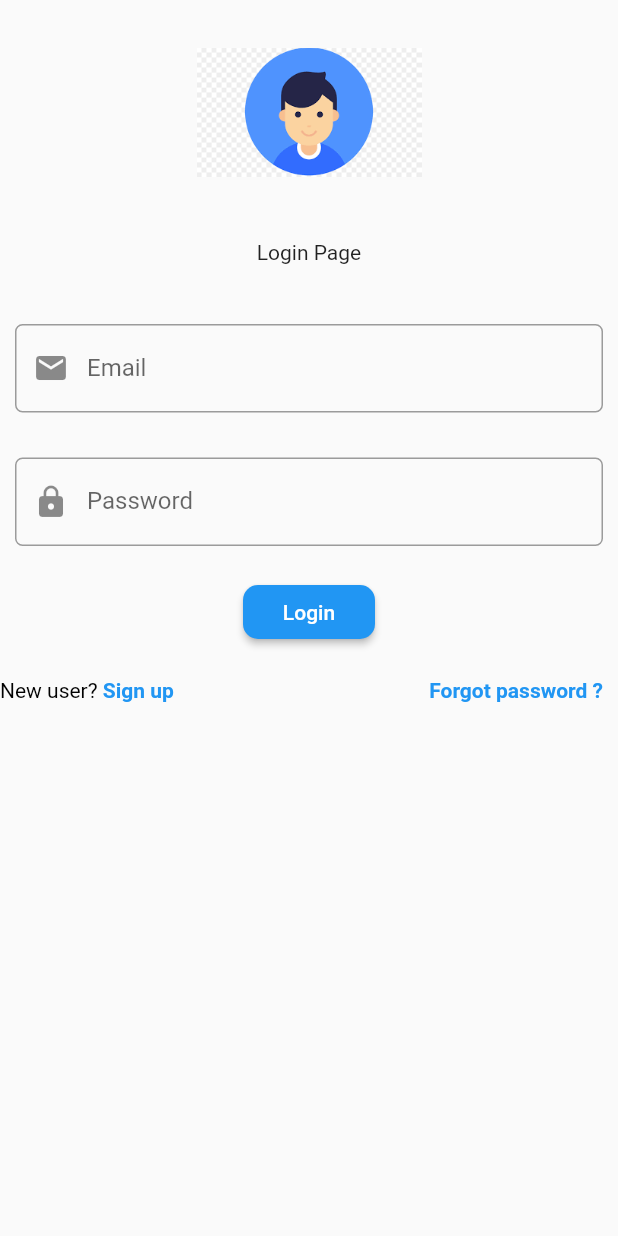
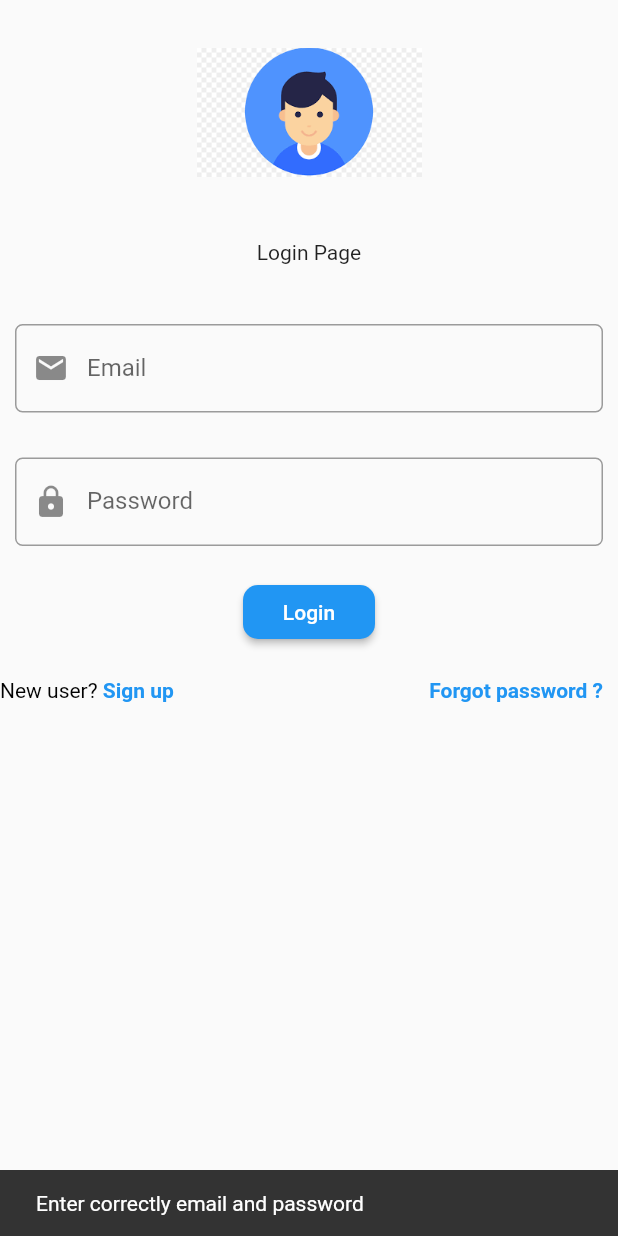
Before and after one commit to haipv2/flt_login, a Flutter app: the screen it shows after launch, after a tap on "Login", on a phone screen of 412 x 824 dp. Run offline on Flutter 3.47's test engine with Material 2 defaults, Android fonts, the phone set to English and light mode, and no system bars; our stand-ins replace cloud_firestore, rxdart, shared_preferences; accounts and stored records are empty.

Commit message:
update code 20190505

```diff
--- a/lib/main.dart
+++ b/lib/main.dart
@@ -1,26 +1,37 @@
+import 'dart:convert';
+
 import 'package:flt_login/src/blocs/login_bloc_provider.dart';
+import 'package:flt_login/src/models/user.dart';
 import 'package:flt_login/src/ui/login_page.dart';
-import 'package:flt_login/src/ui/signup_page.dart';
-import 'package:flt_login/src/ui/splash/splash_page.dart';
+import 'package:flt_login/src/ui/my_page.dart';
 import 'package:flutter/material.dart';
-import './src/common/common.dart';
-void main() => runApp(MyApp());
+import 'package:shared_preferences/shared_preferences.dart';
+
+void main() {
+  SharedPreferences.getInstance().then((prefs) {
+    runApp(MyApp(prefs));
+  });
+}
 
 class MyApp extends StatelessWidget {
+  final SharedPreferences preferences;
+
+  MyApp(this.preferences);
+
   @override
   Widget build(BuildContext context) {
+    String userJson = preferences.getString('user');
+    User user;
+    if (userJson != null && userJson.isNotEmpty){
+      Map userMap = jsonDecode(userJson);
+      user = User.fromJson(userMap);
+    }
+
     return LoginBlocProvider(
       child: MaterialApp(
         title: 'Demo app',
         home: Scaffold(
-          body: Loginpage(),
-        ),
-//      routes: <String, WidgetBuilder>{
-//        '/splash' : (context) => SplashPage()
-//      },
-//      routes: <String, WidgetBuilder>{
-//        SIGN_UP: (BuildContext context) => SignUp(),
-//      },
+            body: user == null ? Loginpage(preferences) : MyPage(user, prefs: preferences,)),
       ),
     );
   }
--- a/lib/src/blocs/login_bloc.dart
+++ b/lib/src/blocs/login_bloc.dart
@@ -1,36 +1,80 @@
+import 'dart:async';
+
 import 'package:flt_login/src/models/user.dart';
 import 'package:flt_login/src/resources/repository.dart';
-import 'package:flutter/material.dart';
+import 'package:flt_login/src/utils/validator_utils.dart';
 import 'package:rxdart/rxdart.dart';
+import 'package:shared_preferences/shared_preferences.dart';
 
 class LoginBloc {
   final _repository = Repository();
+  Future<SharedPreferences> prefs = SharedPreferences.getInstance();
   final _userEmailController = BehaviorSubject<String>();
   final _userPasswordController = BehaviorSubject<String>();
-  final _loginStreamController = PublishSubject<void>();
+  final _loginStreamController = PublishSubject<bool>();
+  final _imageStreamLoginController = BehaviorSubject<String>();
+
+  final _changeImage =
+      StreamTransformer<String, String>.fromHandlers(handleData: (email, sink) {
+    if (email.length == 3) {
+      print('enter 3 characters');
+      sink.add('new image');
+    }
+  });
+
+  StreamTransformer<String, String> _validateEmail =
+      StreamTransformer<String, String>.fromHandlers(handleData: (email, sink) {
+    if (!ValidatorUtils.validEmail(email)) {
+      sink.addError('Email is invalid.');
+    } else {
+      sink.add(email);
+    }
+  });
+
+  StreamTransformer<String, String> _validPassword =
+      StreamTransformer<String, String>.fromHandlers(
+          handleData: (password, sink) {
+    if (password.isEmpty) {
+      sink.addError('Input password');
+    } else {
+      sink.add(password);
+    }
+  });
+
+  void dispose() async {
+    await _userEmailController.drain();
+    _userEmailController?.close();
+    await _userPasswordController.drain();
+    _userPasswordController?.close();
+    await _loginStreamController.drain();
+    _loginStreamController?.close();
+    await _imageStreamLoginController.drain();
+    _imageStreamLoginController?.close();
+  }
 
   //Stream
-  Observable<String> get emailStream => _userEmailController.stream;
+  Observable<String> get imageStream => _imageStreamLoginController.stream;
 
-  Observable<String> get passwordStream => _userPasswordController.stream;
+  Observable<String> get emailStream =>
+      _userEmailController.stream.transform(_validateEmail);
 
-  Observable<void> get loginStream => _loginStreamController.stream;
+  Observable<String> get passwordStream =>
+      _userPasswordController.stream.transform(_validPassword);
 
-  Function(void) get doLoginStream => _loginStreamController.sink.add;
+  Observable<bool> get loginStream => _loginStreamController.stream;
+
+//  Observable<bool> get loginStream => Observable.combineLatest2(emailStream, passwordStream, (e,p) => true);
+
+  Function(bool) get doLoginStream => _loginStreamController.sink.add;
 
   //add input
   Function(String) get emailStreamChange => _userEmailController.sink.add;
+
   Function(String) get passwordStreamChange => _userPasswordController.sink.add;
 
   Future<User> authenticateUser() {
-    return _repository.authenticateUser(
-        _userEmailController.value, _userPasswordController.value);
-  }
-
-  void dispose() async {
-    await _userEmailController.drain();
-    _userEmailController.close();
-    await _userPasswordController.drain();
-    _userPasswordController.close();
+    var email = _userEmailController.value;
+    var password = _userPasswordController.value;
+    return _repository.authenticateUser(email, password);
   }
 }
--- a/lib/src/models/user.dart
+++ b/lib/src/models/user.dart
@@ -1,4 +1,4 @@
-class User{
+class User {
   String _firstname;
   String _lastname;
   String _email;
@@ -7,6 +7,23 @@ class User{
   int _gender;
 
   int get gender => _gender;
+
+  User();
+
+  User.fromJson(Map<String, dynamic> json) {
+    firstname = json['first_name'];
+    email = json['email'];
+    lastname = json['last_name'];
+    gender = json['gender'];
+//    email=json['email'];
+  }
+
+  Map<String, dynamic> toJson() => {
+        'email': email,
+        'first_name': firstname,
+        'last_name': lastname,
+        'gender': gender,
+      };
 
   set gender(int value) {
     _gender = value;
@@ -41,6 +58,4 @@ class User{
   set lastname(String value) {
     _lastname = value;
   }
-
-
 }
--- a/lib/src/ui/login_page.dart
+++ b/lib/src/ui/login_page.dart
@@ -1,12 +1,18 @@
+import 'dart:convert';
+
 import 'package:flt_login/src/blocs/login_bloc.dart';
 import 'package:flt_login/src/blocs/login_bloc_provider.dart';
 import 'package:flt_login/src/ui/signup_page.dart';
 import 'package:flutter/gestures.dart';
 import 'package:flutter/material.dart';
-import '../common/common.dart';
+import 'package:shared_preferences/shared_preferences.dart';
+
 import 'my_page.dart';
 
 class Loginpage extends StatefulWidget {
+  SharedPreferences prefs;
+  Loginpage(this.prefs);
+
   @override
   _LoginpageState createState() => _LoginpageState();
 }
@@ -55,6 +61,7 @@ class _LoginpageState extends State<Loginpage> {
             decoration: InputDecoration(
                 labelText: 'Email',
                 prefixIcon: Icon(Icons.email),
+                errorText: snapshot.error,
                 border: OutlineInputBorder(
                     borderRadius: BorderRadius.all(Radius.circular(5)),
                     borderSide: BorderSide(color: Colors.grey, width: 1))),
@@ -76,6 +83,7 @@ class _LoginpageState extends State<Loginpage> {
             decoration: InputDecoration(
                 labelText: 'Password',
                 prefixIcon: Icon(Icons.lock),
+                errorText: snapshot.error,
                 border: OutlineInputBorder(
                     borderRadius: BorderRadius.all(Radius.circular(5)),
                     borderSide: BorderSide(color: Colors.grey, width: 1))),
@@ -84,27 +92,17 @@ class _LoginpageState extends State<Loginpage> {
       },
     );
 
-    Widget loginButton() => StreamBuilder(
+    Widget loginButton(context) => StreamBuilder(
           stream: _bloc.loginStream,
-          builder: (context, snapshot) {
-            return RaisedButton(
-              child: Text('Login'),
-              textColor: Colors.white,
-              color: Colors.blue,
-              shape: RoundedRectangleBorder(
-                  borderRadius: BorderRadius.circular(10)),
-              onPressed: () {
+          builder: (BuildContext context, AsyncSnapshot<bool> snapshot) {
             if (!snapshot.hasData || snapshot.hasError) {
-                  _authenticate();
-                } else {
+              return _processLogin(context);
+            } else if (snapshot.data) {
               return CircularProgressIndicator();
             }
           },
         );
-          },
-        );
-
-    var registerUser = Container(
+    Widget registerUser(SharedPreferences prefs) => Container(
           child: Row(
             mainAxisAlignment: MainAxisAlignment.spaceBetween,
             children: <Widget>[
@@ -115,7 +113,10 @@ class _LoginpageState extends State<Loginpage> {
                     recognizer: TapGestureRecognizer()..onTap = () {},
                     children: [
                       TextSpan(
-                    recognizer: TapGestureRecognizer()..onTap = signUpUser,
+                        recognizer: TapGestureRecognizer()
+                          ..onTap = () {
+                            signUpUser(prefs);
+                          },
                         text: 'Sign up',
                         style: TextStyle(
                             color: Colors.blue, fontWeight: FontWeight.bold),
@@ -128,16 +129,16 @@ class _LoginpageState extends State<Loginpage> {
                   onTap: _forgotPassword,
                   child: Text(
                     'Forgot password ?',
-                style:
-                    TextStyle(color: Colors.blue, fontWeight: FontWeight.bold),
+                    style: TextStyle(
+                        color: Colors.blue, fontWeight: FontWeight.bold),
                   ),
                 ),
               )
             ],
           ),
         );
-    return Container(
-      child: SingleChildScrollView(
+    return Scaffold(
+      body: SingleChildScrollView(
         child: Column(
           mainAxisAlignment: MainAxisAlignment.center,
           children: <Widget>[
@@ -157,9 +158,9 @@ class _LoginpageState extends State<Loginpage> {
             Container(
               margin: EdgeInsets.only(top: 10.0, bottom: 10.0),
             ),
-            loginButton(),
+            loginButton(context),
             Container(margin: EdgeInsets.fromLTRB(10, 20, 10, 0)),
-            registerUser,
+            registerUser(widget.prefs),
           ],
         ),
       ),
@@ -170,24 +171,55 @@ class _LoginpageState extends State<Loginpage> {
     print('press forget password');
   }
 
-  void signUpUser() async {
+  void signUpUser(SharedPreferences prefs) async {
     print('signup user');
     Navigator.pushReplacement(
-        context, MaterialPageRoute(builder: (context) => SignUp()));
+        context, MaterialPageRoute(builder: (context) => SignUp(prefs)));
   }
 
-  void _authenticate() {
-    _bloc.authenticateUser().then((value) {
-      if (value == null) {
+  void _authenticate(context) {
+    if(emailController.value.text.isEmpty && passController.value.text.isEmpty){
+      SnackBar snackbar = SnackBar(
+        content: Text('Enter correctly email and password'),
+        duration: Duration(seconds: 3),
+      );
+      Scaffold.of(context).showSnackBar(snackbar);
+      return;
+    }
+    _bloc.authenticateUser().then((user) {
+      if (user == null) {
         SnackBar snackbar = SnackBar(
           content: Text('Email or password is not corrected'),
           duration: Duration(seconds: 3),
         );
         Scaffold.of(context).showSnackBar(snackbar);
       } else {
-        Navigator.push(context,
-            MaterialPageRoute(builder: (context) => MyPage(value)));
+        _bloc.doLoginStream(true);
+        widget.prefs.setString('user', jsonEncode(user));
+        Navigator.push(
+            context, MaterialPageRoute(builder: (context) => MyPage(user, prefs: widget.prefs,)));
       }
+    }).catchError((error){
+      SnackBar snackbar = SnackBar(
+        content: Text(error),
+        duration: Duration(seconds: 3),
+      );
+      Scaffold.of(context).showSnackBar(snackbar);
     });
   }
+
+  ///
+  /// process login
+  ///
+  Widget _processLogin(context) {
+    return RaisedButton(
+      child: Text('Login'),
+      textColor: Colors.white,
+      color: Colors.blue,
+      shape: RoundedRectangleBorder(borderRadius: BorderRadius.circular(10)),
+      onPressed: () {
+        _authenticate(context);
+      },
+    );
   }
+}
--- a/lib/src/ui/splash/splash_page.dart
+++ b/lib/src/ui/splash/splash_page.dart
@@ -35,7 +35,7 @@ class _SplashPageState extends State<SplashPage> {
   }
 
   void goToMainPage() async {
-    Navigator.of(context).pushReplacement(
-        MaterialPageRoute(builder: (BuildContext context) => Loginpage()));
+//    Navigator.of(context).pushReplacement(
+//        MaterialPageRoute(builder: (BuildContext context) => Loginpage()));
   }
 }
--- a/pubspec.yaml
+++ b/pubspec.yaml
@@ -23,6 +23,7 @@ dependencies:
   firebase_ml_vision: ^0.7.0
   image_picker: ^0.4.12+1
   rxdart: ^0.21.0
+  shared_preferences: ^0.5.2
 
   # The following adds the Cupertino Icons font to your application.
   # Use with the CupertinoIcons class for iOS style icons.
```
Also changed, not shown: lib/src/blocs/signup_bloc.dart (+8 -7 lines), lib/src/resources/firestore_provider.dart (+9 -5 lines), lib/src/ui/my_page.dart (+33 -16 lines), lib/src/ui/signup_page.dart (+30 -5 lines), pubspec.lock, 1 other file. Lines whose indentation alone changed are shown as unchanged.
